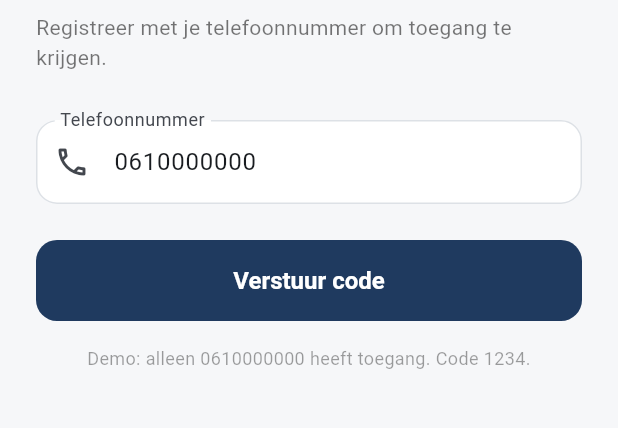
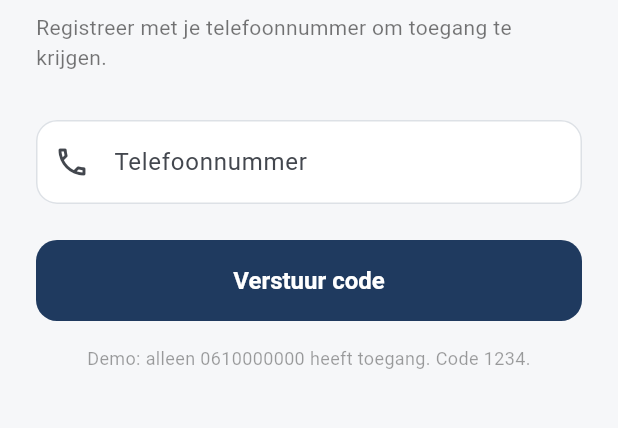
Before and after one commit to assaka/welhof_app, a Flutter app: the screen it shows after launch, on a phone screen of 412 x 824 dp, the part 270-698 px from its top. Run offline on Flutter 3.47's test engine with Material 3 defaults, Android fonts, the phone set to English and light mode, and no system bars; our stand-ins replace image_picker, shared_preferences; missing offline and left inert: mobile_scanner.

Commit message:
Remove prefilled phone number on login
Field now starts empty; helper text still notes the allowed demo number.

Co-Authored-By: Claude Opus 4.8 <noreply@anthropic.com>

```diff
--- a/lib/screens/registration_screen.dart
+++ b/lib/screens/registration_screen.dart
@@ -14,8 +14,7 @@ class RegistrationScreen extends StatefulWidget {
 
 class _RegistrationScreenState extends State<RegistrationScreen> {
   final _auth = AuthService();
-  // Prefilled with the allowed demo number.
-  final _controller = TextEditingController(text: '0610000000');
+  final _controller = TextEditingController();
   final _formKey = GlobalKey<FormState>();
   bool _sending = false;
 
```
